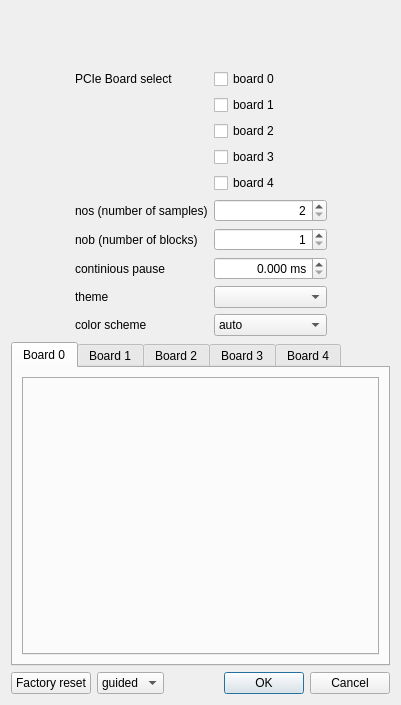
Qt form escam/dialogsettings.ui (Entwicklungsburo-Stresing/EBST_CAM) before a commit.
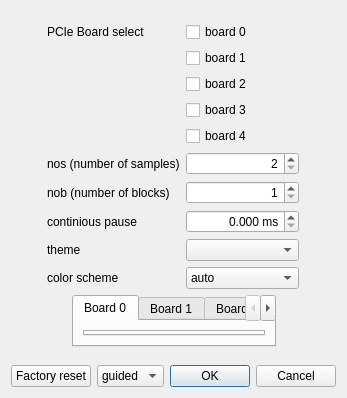
The same form after that commit. Custom widgets are drawn as their Qt base class.

Commit message: Improve UI while resizing windows

Patch:
```diff
--- a/escam/dialogsettings.ui
+++ b/escam/dialogsettings.ui
@@ -6,8 +6,8 @@
    <rect>
     <x>0</x>
     <y>0</y>
-    <width>401</width>
-    <height>705</height>
+    <width>346</width>
+    <height>398</height>
    </rect>
   </property>
   <property name="windowTitle">
@@ -299,6 +299,21 @@
     </layout>
    </item>
    <item>
+    <layout class="QHBoxLayout" name="horizontalLayout_3">
+     <item>
+      <spacer name="horizontalSpacer_3">
+       <property name="orientation">
+        <enum>Qt::Orientation::Horizontal</enum>
+       </property>
+       <property name="sizeHint" stdset="0">
+        <size>
+         <width>40</width>
+         <height>20</height>
+        </size>
+       </property>
+      </spacer>
+     </item>
+     <item>
     <widget class="QTabWidget" name="cameraSettingsTabs">
      <property name="currentIndex">
       <number>0</number>
@@ -354,6 +369,34 @@
       </layout>
      </widget>
     </widget>
+     </item>
+     <item>
+      <spacer name="horizontalSpacer_4">
+       <property name="orientation">
+        <enum>Qt::Orientation::Horizontal</enum>
+       </property>
+       <property name="sizeHint" stdset="0">
+        <size>
+         <width>40</width>
+         <height>20</height>
+        </size>
+       </property>
+      </spacer>
+     </item>
+    </layout>
+   </item>
+   <item>
+    <spacer name="verticalSpacer_2">
+     <property name="orientation">
+      <enum>Qt::Orientation::Vertical</enum>
+     </property>
+     <property name="sizeHint" stdset="0">
+      <size>
+       <width>20</width>
+       <height>40</height>
+      </size>
+     </property>
+    </spacer>
    </item>
    <item>
     <layout class="QHBoxLayout" name="horizontalLayout_2">
```
Lines whose indentation alone changed are shown as unchanged. The commit also changes 3 other files.
